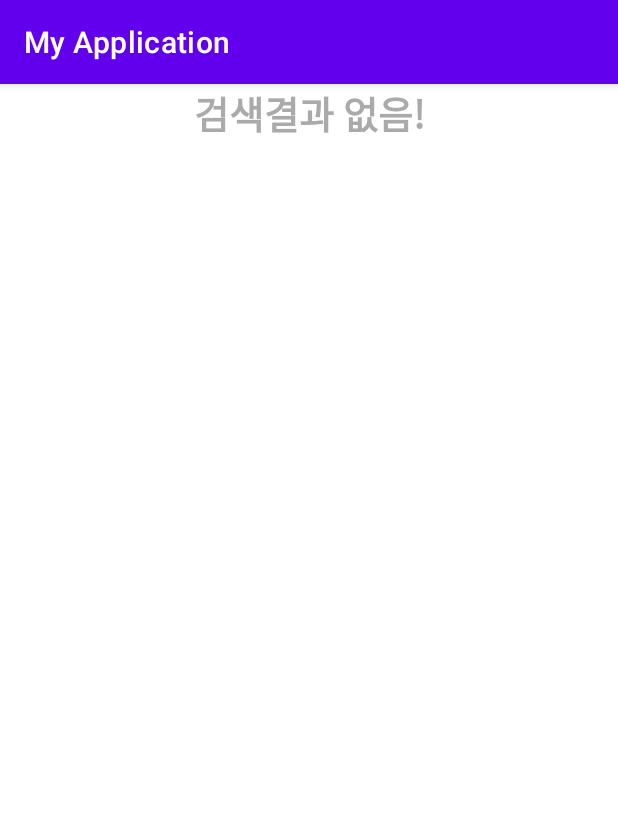
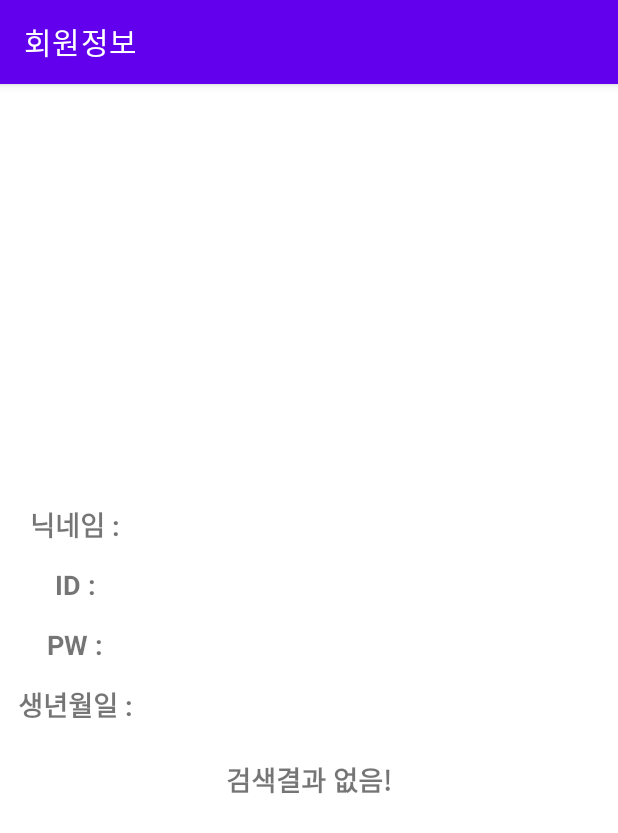
Before and after one commit to zhsmsms2/AndroidStorymongApp, an Android app: the MemberInfo screen opened directly, with no data from a screen before it, on a phone screen of 412 x 824 dp. Shown: the top 833 px of the screen. Run offline under Robolectric (Android 15) with nearby library versions, the phone set to English and light mode, and no system bars.

Commit message:
third commit

```diff
--- a/app/src/main/AndroidManifest.xml
+++ b/app/src/main/AndroidManifest.xml
@@ -7,17 +7,18 @@
     <application
         android:allowBackup="true"
         android:icon="@mipmap/ic_launcher"
-        android:label="@string/app_name"
         android:roundIcon="@mipmap/ic_launcher_round"
         android:supportsRtl="true"
         android:theme="@style/Theme.MyApplication"
         android:usesCleartextTraffic="true">
         <activity
             android:name=".MemberInfo"
-            android:exported="false" />
+            android:exported="false"
+            android:label="회원정보"/>
         <activity
             android:name=".MainActivity"
-            android:exported="true">
+            android:exported="true"
+            android:label="회원검색">
             <intent-filter>
                 <action android:name="android.intent.action.MAIN" />
 
--- a/app/src/main/java/com/myapplication/MemberInfo.java
+++ b/app/src/main/java/com/myapplication/MemberInfo.java
@@ -9,6 +9,8 @@ import android.widget.TextView;
 import com.google.gson.Gson;
 import com.google.gson.GsonBuilder;
 
+import org.w3c.dom.Text;
+
 public class MemberInfo extends AppCompatActivity {
 
     @Override
@@ -16,7 +18,11 @@ public class MemberInfo extends AppCompatActivity {
         super.onCreate(savedInstanceState);
         setContentView(R.layout.activity_member_info);
 
-        TextView textView = findViewById(R.id.test);
+        TextView text1 = findViewById(R.id.text1);
+        TextView text2 = findViewById(R.id.text2);
+        TextView text3 = findViewById(R.id.text3);
+        TextView text4 = findViewById(R.id.text4);
+        TextView noResult = findViewById(R.id.noResult);
         Gson gson = new GsonBuilder().create();
 
         Intent intent = getIntent();
@@ -24,9 +30,12 @@ public class MemberInfo extends AppCompatActivity {
         Member member = gson.fromJson(str, Member.class);
 
         if(str != null){
-            textView.setText(member.getMb_password());
+            text1.setText(member.getMb_name());
+            text2.setText(member.getMb_email());
+            text3.setText(member.getMb_password());
+            text4.setText(member.getMb_birthdt());
         }else {
-            textView.setText("검색결과 없음!");
+            noResult.setText("검색결과 없음!");
         }
 
     }
--- a/app/src/main/res/layout/activity_member_info.xml
+++ b/app/src/main/res/layout/activity_member_info.xml
@@ -6,16 +6,92 @@
     android:layout_height="match_parent"
     tools:context=".MemberInfo"
     android:orientation="vertical"
-    android:gravity="center_horizontal">
+    android:gravity="center_vertical">
 
+    <LinearLayout
+        android:layout_width="match_parent"
+        android:layout_height="40dp"
+        android:orientation="horizontal">
+
+        <TextView
+            android:layout_width="100dp"
+            android:layout_height="match_parent"
+            android:text="닉네임 :"
+            android:textSize="18dp"
+            android:textStyle="bold"
+            android:gravity="center"/>
+        <TextView
+            android:id="@+id/text1"
+            android:layout_width="match_parent"
+            android:layout_height="match_parent"
+            android:textSize="18dp"
+            android:gravity="center" />
+    </LinearLayout>
+    <LinearLayout
+        android:layout_width="match_parent"
+        android:layout_height="40dp"
+        android:orientation="horizontal">
+
+        <TextView
+            android:layout_width="100dp"
+            android:layout_height="match_parent"
+            android:text="ID :"
+            android:textSize="18dp"
+            android:textStyle="bold"
+            android:gravity="center"/>
+        <TextView
+            android:id="@+id/text2"
+            android:layout_width="match_parent"
+            android:layout_height="match_parent"
+            android:textSize="18dp"
+            android:gravity="center" />
+    </LinearLayout>
+    <LinearLayout
+        android:layout_width="match_parent"
+        android:layout_height="40dp"
+        android:orientation="horizontal">
+
+        <TextView
+            android:layout_width="100dp"
+            android:layout_height="match_parent"
+            android:text="PW :"
+            android:textSize="18dp"
+            android:textStyle="bold"
+            android:gravity="center"/>
+        <TextView
+            android:id="@+id/text3"
+            android:layout_width="match_parent"
+            android:layout_height="match_parent"
+            android:textSize="18dp"
+            android:gravity="center" />
+    </LinearLayout>
+    <LinearLayout
+        android:layout_width="match_parent"
+        android:layout_height="40dp"
+        android:orientation="horizontal">
+
+        <TextView
+            android:layout_width="100dp"
+            android:layout_height="match_parent"
+            android:text="생년월일 :"
+            android:textSize="18dp"
+            android:textStyle="bold"
+            android:gravity="center"/>
+        <TextView
+            android:id="@+id/text4"
+            android:layout_width="match_parent"
+            android:layout_height="match_parent"
+            android:textSize="18dp"
+            android:gravity="center" />
+    </LinearLayout>
     <TextView
-        android:id="@+id/test"
+        android:id="@+id/noResult"
         android:layout_width="match_parent"
-        android:layout_height="wrap_content"
-        android:text="테스트 중입니다."
-        android:gravity="center"
-        android:textSize="25dp"
+        android:layout_height="60dp"
+        android:text=""
+        android:textSize="18dp"
         android:textStyle="bold"
-        android:textColor="#aaaaaa"/>
+        android:gravity="center"/>
+
 
 </LinearLayout>
```
